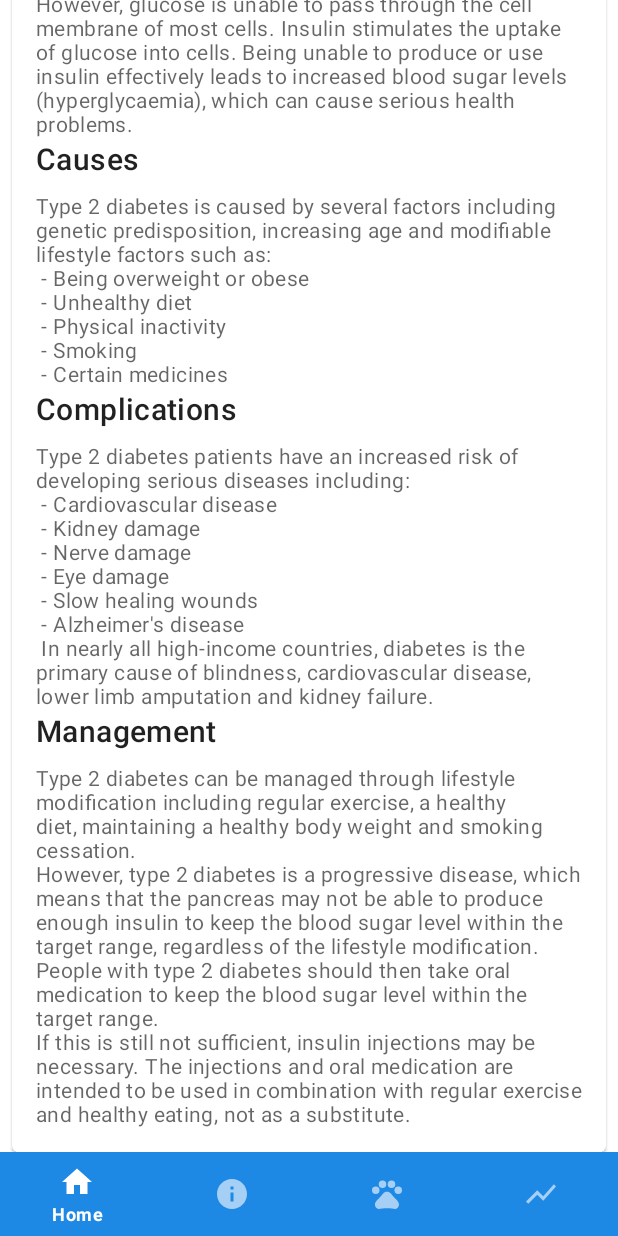
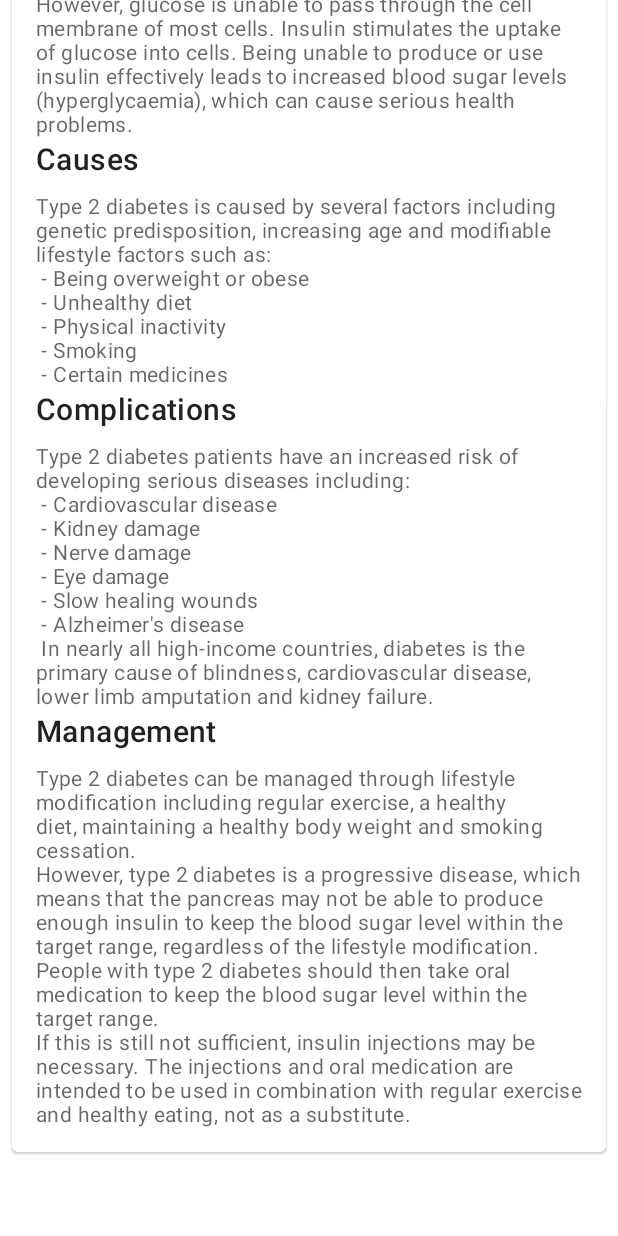
Before and after one commit to dbruendl/diAppetes, an Android app: the layout diabetes_info.xml on its own in the app's theme, with its tools: preview values and no code run, scrolled down 290 dp, on a phone screen of 412 x 824 dp. Run offline under Robolectric (Android 15) with nearby library versions, the phone set to English and light mode, and no system bars.

Commit message:
implement navigate to more information when clicking more in info

```diff
--- a/app/src/main/java/com/example/diappetes/main/MainActivity.java
+++ b/app/src/main/java/com/example/diappetes/main/MainActivity.java
@@ -63,7 +63,7 @@ public class MainActivity extends AppCompatActivity {
     private StepTrackingFragment stepTrackingFragment = new StepTrackingFragment();
     private PetFragment petFragment = new PetFragment();
     private StatisticsFragment statisticsFragment = new StatisticsFragment();
-    private InfoFragment infoFragment = new InfoFragment();
+    private InfoFragment infoFragment = new InfoFragment(R.id.fragment_container);
 
     @Override
     @RequiresApi(api = Build.VERSION_CODES.M)
--- a/app/src/main/res/layout/diabetes_info.xml
+++ b/app/src/main/res/layout/diabetes_info.xml
@@ -8,7 +8,6 @@
     <androidx.core.widget.NestedScrollView
         android:layout_width="match_parent"
         android:layout_height="match_parent"
-        app:layout_constraintBottom_toTopOf="@id/navigation_bar"
         app:layout_constraintLeft_toRightOf="parent"
         app:layout_constraintRight_toLeftOf="parent"
         app:layout_constraintTop_toTopOf="parent">
@@ -121,24 +120,4 @@
         </LinearLayout>
 
     </androidx.core.widget.NestedScrollView>
-
-    <LinearLayout
-        android:id="@+id/navigation_bar"
-        android:layout_width="wrap_content"
-        android:layout_height="wrap_content"
-        android:orientation="horizontal"
-        app:layout_constraintBottom_toBottomOf="parent"
-        app:layout_constraintEnd_toEndOf="parent"
-        app:layout_constraintStart_toStartOf="parent">
-
-        <com.google.android.material.bottomnavigation.BottomNavigationView
-            android:id="@+id/navigation_view"
-            style="@style/Widget.MaterialComponents.BottomNavigationView.Colored"
-            android:layout_width="match_parent"
-            android:layout_height="wrap_content"
-            app:menu="@menu/bottom_navigation_menu">
-
-        </com.google.android.material.bottomnavigation.BottomNavigationView>
-
-    </LinearLayout>
 </androidx.constraintlayout.widget.ConstraintLayout>
--- a/app/src/main/res/layout/info_links.xml
+++ b/app/src/main/res/layout/info_links.xml
@@ -61,6 +61,7 @@
                         android:layout_height="wrap_content">
 
                         <com.google.android.material.button.MaterialButton
+                            android:id="@+id/general_more"
                             style="?attr/borderlessButtonStyle"
                             android:layout_width="wrap_content"
                             android:layout_height="wrap_content"
@@ -115,6 +116,7 @@
                         android:layout_height="wrap_content">
 
                         <com.google.android.material.button.MaterialButton
+                            android:id="@+id/strechingMore"
                             style="?attr/borderlessButtonStyle"
                             android:layout_width="wrap_content"
                             android:layout_height="wrap_content"
```
Also changed, not shown: app/src/main/java/com/example/diappetes/info/GeneralInfoFragment.java (added, +25 -0 lines), app/src/main/java/com/example/diappetes/info/InfoFragment.java (+20 -0 lines), app/src/main/java/com/example/diappetes/info/StretchingInfoFragment.java (added, +25 -0 lines).
